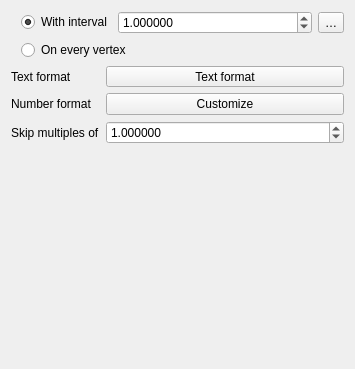
This is src/ui/symbollayer/qgslinearreferencingsymbollayerwidgetbase.ui in nyalldawson/QGIS as Qt 5 draws it before an edit. The edited form follows.
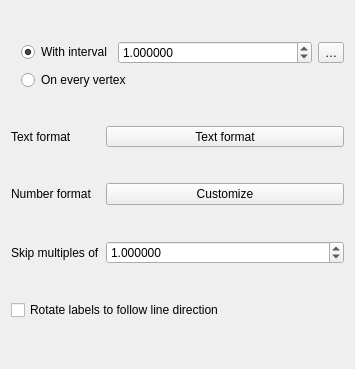
This is the edited form. Custom widgets are drawn as their Qt base class.

The edit to the form file:
```diff
--- a/src/ui/symbollayer/qgslinearreferencingsymbollayerwidgetbase.ui
+++ b/src/ui/symbollayer/qgslinearreferencingsymbollayerwidgetbase.ui
@@ -13,7 +13,69 @@
   <property name="windowTitle">
    <string notr="true">Linear Referencing Symbol Layer</string>
   </property>
-  <layout class="QGridLayout" name="gridLayout">
+  <layout class="QGridLayout" name="gridLayout" rowminimumheight="0,0,0,0,0,1">
+   <item row="3" column="1">
+    <widget class="QgsDoubleSpinBox" name="mSpinSkipMultiples">
+     <property name="sizePolicy">
+      <sizepolicy hsizetype="Minimum" vsizetype="Fixed">
+       <horstretch>1</horstretch>
+       <verstretch>0</verstretch>
+      </sizepolicy>
+     </property>
+     <property name="decimals">
+      <number>6</number>
+     </property>
+     <property name="maximum">
+      <double>10000000.000000000000000</double>
+     </property>
+     <property name="singleStep">
+      <double>0.200000000000000</double>
+     </property>
+     <property name="value">
+      <double>1.000000000000000</double>
+     </property>
+     <property name="showClearButton" stdset="0">
+      <bool>false</bool>
+     </property>
+    </widget>
+   </item>
+   <item row="5" column="1">
+    <spacer name="spacer"/>
+   </item>
+   <item row="3" column="0">
+    <widget class="QLabel" name="label_2">
+     <property name="text">
+      <string>Skip multiples of</string>
+     </property>
+    </widget>
+   </item>
+   <item row="2" column="1">
+    <widget class="QPushButton" name="mNumberFormatPushButton">
+     <property name="text">
+      <string>Customize</string>
+     </property>
+    </widget>
+   </item>
+   <item row="1" column="0">
+    <widget class="QLabel" name="label">
+     <property name="text">
+      <string>Text format</string>
+     </property>
+    </widget>
+   </item>
+   <item row="1" column="1">
+    <widget class="QgsFontButton" name="mTextFormatButton">
+     <property name="sizePolicy">
+      <sizepolicy hsizetype="Preferred" vsizetype="Fixed">
+       <horstretch>0</horstretch>
+       <verstretch>0</verstretch>
+      </sizepolicy>
+     </property>
+     <property name="text">
+      <string>Text format</string>
+     </property>
+    </widget>
+   </item>
    <item row="2" column="0">
     <widget class="QLabel" name="mUnitLabelLabel_2">
      <property name="text">
@@ -27,26 +89,6 @@
      </property>
     </widget>
    </item>
-   <item row="2" column="1">
-    <widget class="QPushButton" name="mNumberFormatPushButton">
-     <property name="text">
-      <string>Customize</string>
-     </property>
-    </widget>
-   </item>
-   <item row="4" column="1">
-    <spacer name="verticalSpacer">
-     <property name="orientation">
-      <enum>Qt::Orientation::Vertical</enum>
-     </property>
-     <property name="sizeHint" stdset="0">
-      <size>
-       <width>20</width>
-       <height>40</height>
-      </size>
-     </property>
-    </spacer>
-   </item>
    <item row="0" column="0" colspan="2">
     <layout class="QGridLayout" name="gridLayout_3">
      <property name="leftMargin">
@@ -129,55 +171,10 @@
      </item>
     </layout>
    </item>
-   <item row="1" column="1">
-    <widget class="QgsFontButton" name="mTextFormatButton">
-     <property name="sizePolicy">
-      <sizepolicy hsizetype="Preferred" vsizetype="Fixed">
-       <horstretch>0</horstretch>
-       <verstretch>0</verstretch>
-      </sizepolicy>
-     </property>
+   <item row="4" column="0" colspan="2">
+    <widget class="QCheckBox" name="mCheckRotate">
      <property name="text">
-      <string>Text format</string>
-     </property>
-    </widget>
-   </item>
-   <item row="1" column="0">
-    <widget class="QLabel" name="label">
-     <property name="text">
-      <string>Text format</string>
-     </property>
-    </widget>
-   </item>
-   <item row="3" column="0">
-    <widget class="QLabel" name="label_2">
-     <property name="text">
-      <string>Skip multiples of</string>
-     </property>
-    </widget>
-   </item>
-   <item row="3" column="1">
-    <widget class="QgsDoubleSpinBox" name="mSpinSkipMultiples">
-     <property name="sizePolicy">
-      <sizepolicy hsizetype="Minimum" vsizetype="Fixed">
-       <horstretch>1</horstretch>
-       <verstretch>0</verstretch>
-      </sizepolicy>
-     </property>
-     <property name="decimals">
-      <number>6</number>
-     </property>
-     <property name="maximum">
-      <double>10000000.000000000000000</double>
-     </property>
-     <property name="singleStep">
-      <double>0.200000000000000</double>
-     </property>
-     <property name="value">
-      <double>1.000000000000000</double>
-     </property>
-     <property name="showClearButton" stdset="0">
-      <bool>false</bool>
+      <string>Rotate labels to follow line direction</string>
      </property>
     </widget>
    </item>
```
